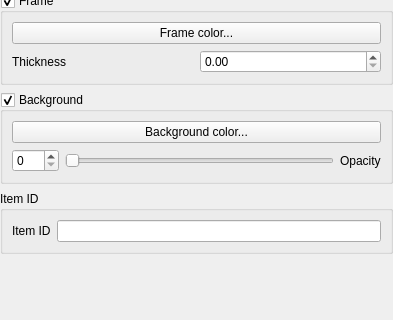
Qt form src/ui/qgscomposeritemwidgetbase.ui (carsmie/QGIS) before a commit; both pictures show x 0 to 393 and y 161 to 481 of the 393 by 729 pixel window.
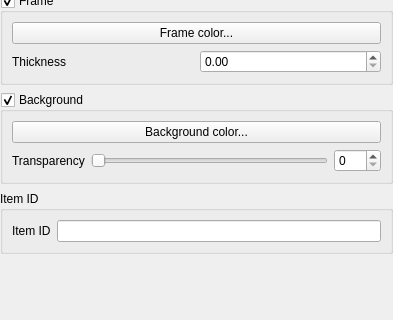
The same form after that commit. Custom widgets are drawn as their Qt base class.

Commit message: replaced "opacity" by "transparency" in the composer GUI

Patch:
```diff
--- a/src/ui/qgscomposeritemwidgetbase.ui
+++ b/src/ui/qgscomposeritemwidgetbase.ui
@@ -309,33 +309,33 @@
       </item>
       <item>
        <layout class="QHBoxLayout" name="horizontalLayout_2">
-        <item>
-         <widget class="QSpinBox" name="mOpacitySpinBox">
-          <property name="maximum">
-           <number>255</number>
-          </property>
-         </widget>
-        </item>
-        <item>
-         <widget class="QSlider" name="mOpacitySlider">
-          <property name="maximum">
-           <number>255</number>
-          </property>
-          <property name="orientation">
-           <enum>Qt::Horizontal</enum>
-          </property>
-         </widget>
-        </item>
         <item>
          <widget class="QLabel" name="mOpacityLabel">
           <property name="text">
-           <string>Opacity</string>
+           <string>Transparency</string>
           </property>
           <property name="wordWrap">
            <bool>true</bool>
           </property>
           <property name="buddy">
-           <cstring>mOpacitySlider</cstring>
+           <cstring>mTransparencySlider</cstring>
+          </property>
+         </widget>
+        </item>
+        <item>
+         <widget class="QSlider" name="mTransparencySlider">
+          <property name="maximum">
+           <number>255</number>
+          </property>
+          <property name="orientation">
+           <enum>Qt::Horizontal</enum>
+          </property>
+         </widget>
+        </item>
+        <item>
+         <widget class="QSpinBox" name="mTransparencySpinBox">
+          <property name="maximum">
+           <number>255</number>
           </property>
          </widget>
         </item>
```
Left out of the diff: 8 changed lines with no effect on the pictures. The commit also changes 2 other files.
